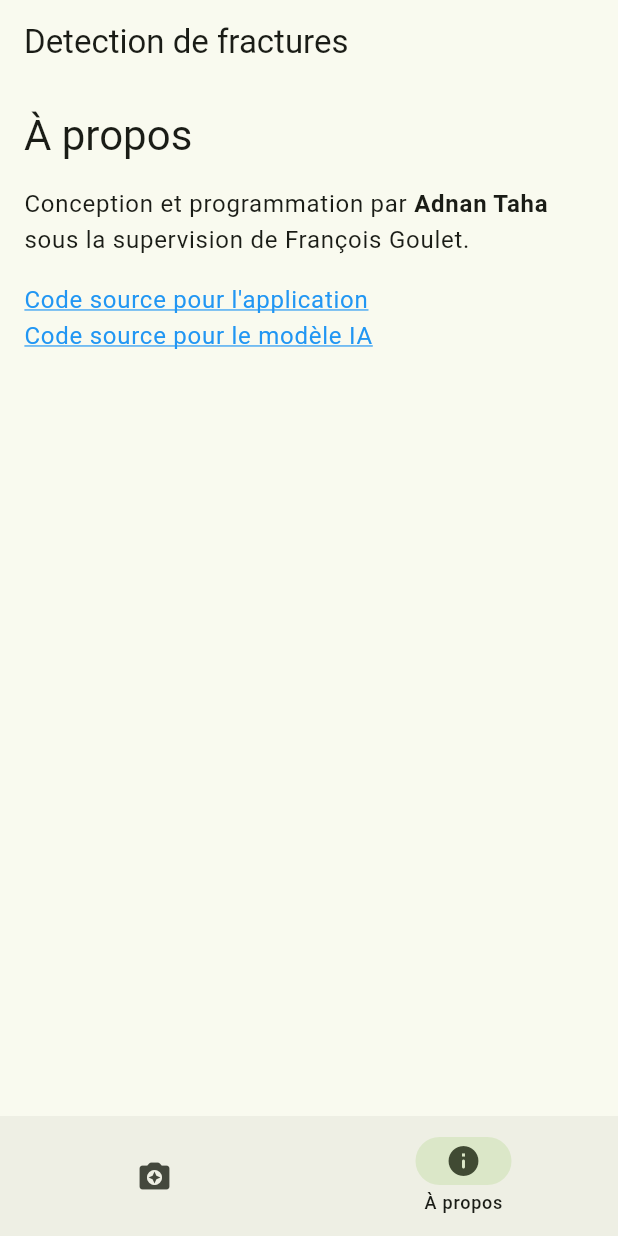
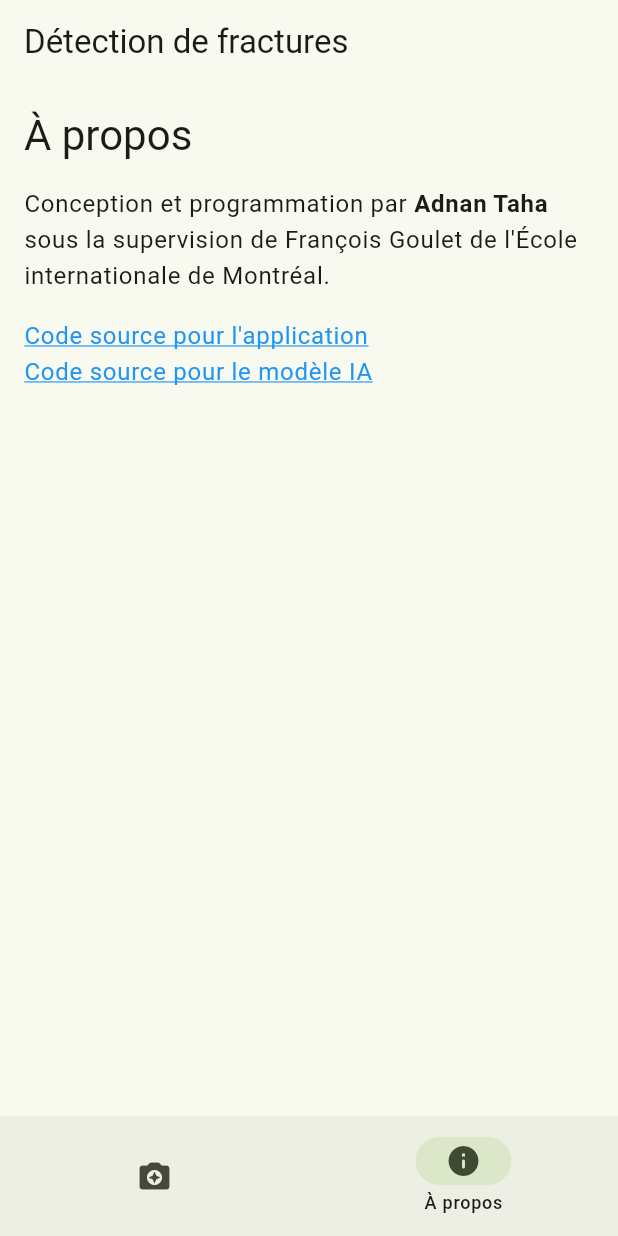
Before and after one commit to botatooo/pp-detection-fracture-appli, a Flutter app: the screen it shows after launch, item 2 of the bottom bar chosen, on a phone screen of 412 x 824 dp. Run offline on Flutter 3.47's test engine with Material 3 defaults, Android fonts, the phone set to English and light mode, and no system bars; our stand-ins replace image_picker.

Commit message:
docs: copy fixes

```diff
--- a/lib/main.dart
+++ b/lib/main.dart
@@ -16,12 +16,12 @@ class MyApp extends StatelessWidget {
   @override
   Widget build(BuildContext context) {
     return MaterialApp(
-      title: "Detection de fractures",
+      title: "Détection de fractures",
       theme: ThemeData(
         colorScheme: ColorScheme.fromSeed(seedColor: Colors.lightGreen),
         useMaterial3: true,
       ),
-      home: const MainPage(title: "Detection de fractures"),
+      home: const MainPage(title: "Détection de fractures"),
       navigatorKey: navigatorKey,
     );
   }
@@ -256,7 +256,7 @@ class _MainPageState extends State<MainPage> {
                         style: TextStyle(fontWeight: FontWeight.bold),
                       ),
                       TextSpan(
-                        text: "sous la supervision de François Goulet.",
+                        text: "sous la supervision de François Goulet de l'École internationale de Montréal.",
                       ),
                     ],
                   ),
```
